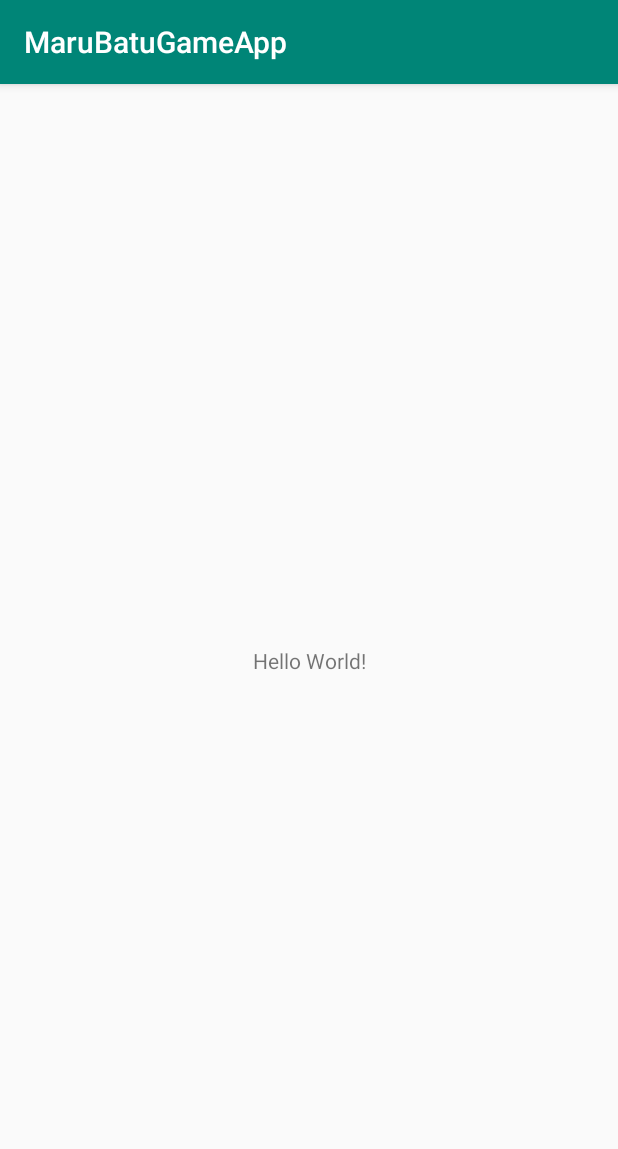
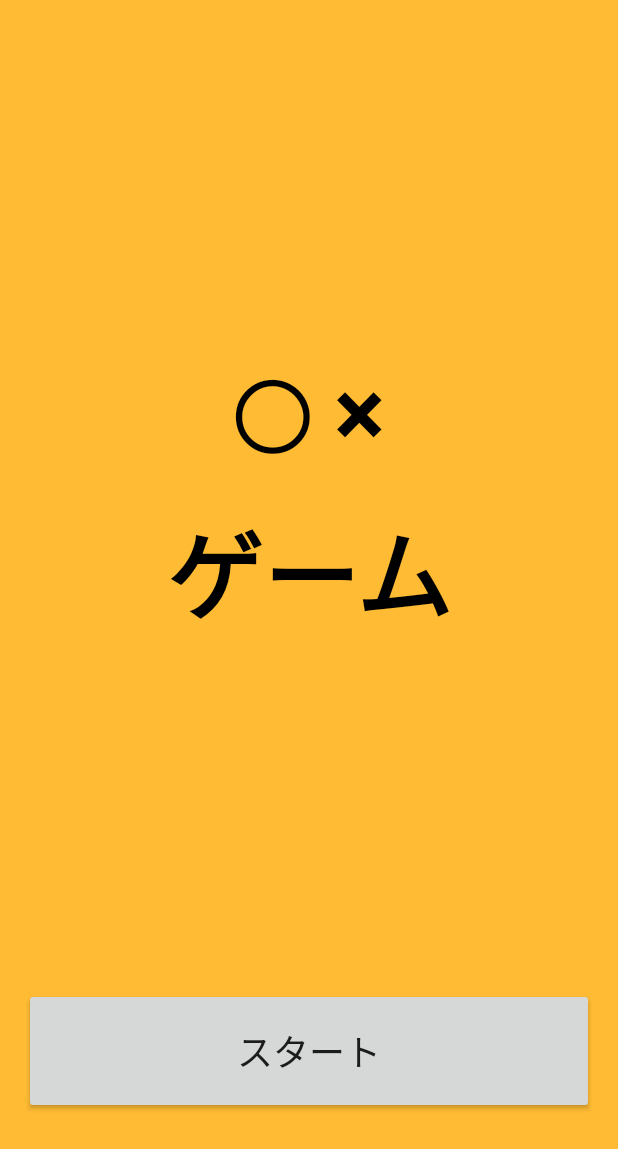
Before and after one commit to itpm-sakamoto/android-marubatu-game, an Android app: the screen it shows after launch (MainActivity), on a phone screen of 412 x 824 dp. Shown: the top 1149 px of the screen. Run offline under Robolectric (Android 15) with nearby library versions, the phone set to English and light mode, and no system bars.

Commit message:
TOP画面を作成しました。

```diff
--- a/MaruBatuGameApp/app/src/main/java/com/example/maru_batu_game_app/activities/MainActivity.java
+++ b/MaruBatuGameApp/app/src/main/java/com/example/maru_batu_game_app/activities/MainActivity.java
@@ -2,7 +2,10 @@ package com.example.maru_batu_game_app.activities;
 
 import androidx.appcompat.app.AppCompatActivity;
 
+import android.content.Intent;
 import android.os.Bundle;
+import android.view.View;
+import android.widget.Button;
 
 import com.example.maru_batu_game_app.R;
 
@@ -12,5 +15,14 @@ public class MainActivity extends AppCompatActivity {
     protected void onCreate(Bundle savedInstanceState) {
         super.onCreate(savedInstanceState);
         setContentView(R.layout.activity_main);
+
+        Button startBtn = findViewById(R.id.start_btn);
+        startBtn.setOnClickListener(new View.OnClickListener() {
+            @Override
+            public void onClick(View view) {
+                startActivity(new Intent(MainActivity.this, JyankenActivity.class));
+                finish();
+            }
+        });
     }
 }
--- a/MaruBatuGameApp/app/src/main/res/layout/activity_main.xml
+++ b/MaruBatuGameApp/app/src/main/res/layout/activity_main.xml
@@ -1,18 +1,45 @@
 <?xml version="1.0" encoding="utf-8"?>
-<androidx.constraintlayout.widget.ConstraintLayout xmlns:android="http://schemas.android.com/apk/res/android"
-    xmlns:app="http://schemas.android.com/apk/res-auto"
+<LinearLayout xmlns:android="http://schemas.android.com/apk/res/android"
     xmlns:tools="http://schemas.android.com/tools"
     android:layout_width="match_parent"
     android:layout_height="match_parent"
+    android:orientation="vertical"
+    android:background="@android:color/holo_orange_light"
     tools:context=".activities.MainActivity">
 
-    <TextView
-        android:layout_width="wrap_content"
-        android:layout_height="wrap_content"
-        android:text="Hello World!"
-        app:layout_constraintBottom_toBottomOf="parent"
-        app:layout_constraintLeft_toLeftOf="parent"
-        app:layout_constraintRight_toRightOf="parent"
-        app:layout_constraintTop_toTopOf="parent" />
+    <LinearLayout
+        android:layout_width="match_parent"
+        android:layout_height="0dp"
+        android:layout_weight="4"
+        android:orientation="vertical"
+        android:gravity="center">
 
-</androidx.constraintlayout.widget.ConstraintLayout>
+        <TextView
+            android:layout_width="wrap_content"
+            android:layout_height="wrap_content"
+            android:text="@string/maru_batu_title"
+            android:textSize="64sp"
+            android:textColor="@android:color/black"
+            android:textStyle="bold"
+            android:lineSpacingMultiplier="1.2"
+            android:textAlignment="center"/>
+
+    </LinearLayout>
+
+    <LinearLayout
+        android:layout_width="match_parent"
+        android:layout_height="0dp"
+        android:layout_weight="1">
+
+        <Button
+            android:id="@+id/start_btn"
+            android:text="@string/start"
+            android:textSize="24sp"
+            android:layout_width="match_parent"
+            android:layout_height="84dp"
+            android:layout_marginStart="16dp"
+            android:layout_marginEnd="16dp"/>
+
+    </LinearLayout>
+
+</LinearLayout>
--- a/MaruBatuGameApp/app/src/main/res/values/strings.xml
+++ b/MaruBatuGameApp/app/src/main/res/values/strings.xml
@@ -1,3 +1,5 @@
 <resources>
     <string name="app_name">MaruBatuGameApp</string>
+    <string name="start">スタート</string>
+    <string name="maru_batu_title">◯ ×\nゲーム</string>
 </resources>
--- a/MaruBatuGameApp/app/src/main/res/values/styles.xml
+++ b/MaruBatuGameApp/app/src/main/res/values/styles.xml
@@ -1,7 +1,7 @@
 <resources>
 
     <!-- Base application theme. -->
-    <style name="AppTheme" parent="Theme.AppCompat.Light.DarkActionBar">
+    <style name="AppTheme" parent="Theme.AppCompat.Light.NoActionBar">
         <!-- Customize your theme here. -->
         <item name="colorPrimary">@color/colorPrimary</item>
         <item name="colorPrimaryDark">@color/colorPrimaryDark</item>
```
